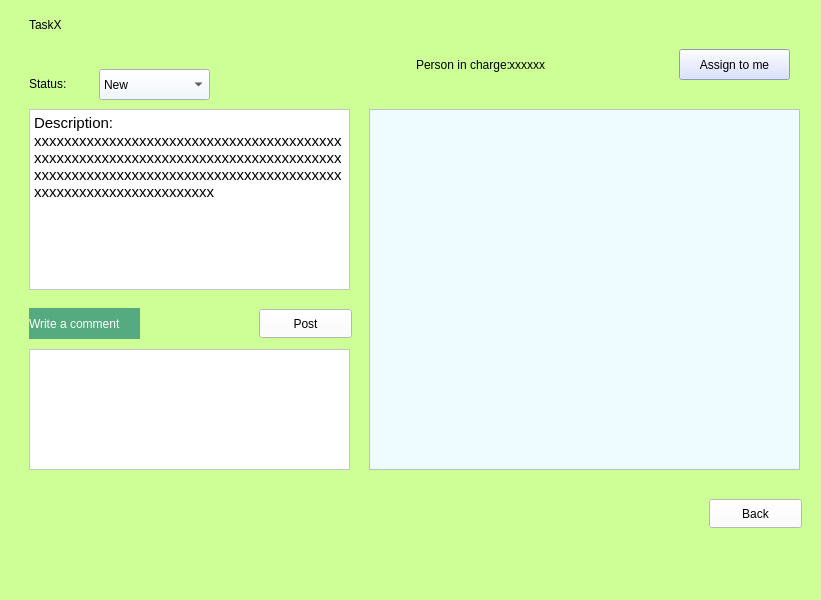
Before: the Qt Designer form management_tool.ui in A1phaMark/COEN275_Project_ui, drawn with Qt 5.
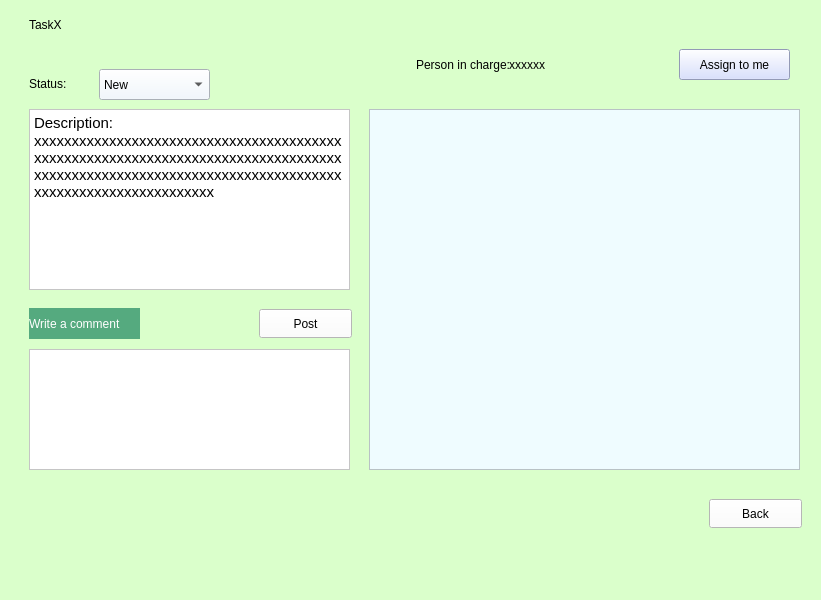
After: the same form once the commit is applied. The open tabs and pages were chosen to show the change.

Diff of the .ui file:
```diff
--- a/management_tool.ui
+++ b/management_tool.ui
@@ -14,7 +14,9 @@
    <string>Project Management Tool</string>
   </property>
   <property name="styleSheet">
-   <string notr="true">background-color: rgb(206, 255, 151);</string>
+   <string notr="true">
+background-color: rgb(218, 255, 203);
+</string>
   </property>
   <widget class="QWidget" name="centralwidget">
    <layout class="QHBoxLayout" name="horizontalLayout">
```
Left out of the diff: 14 changed lines with no effect on the pictures.
